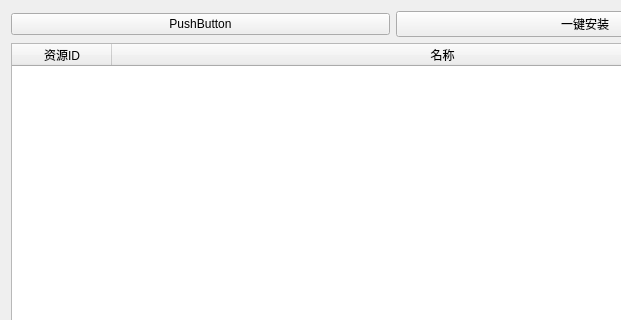
Above: generated_ui/server_interface.ui from Re-Ch-Love/pavlov-toolbox before the change; both pictures show x 0 to 621 and y 0 to 320 of the 785 by 482 pixel window. Below: the same form after it.
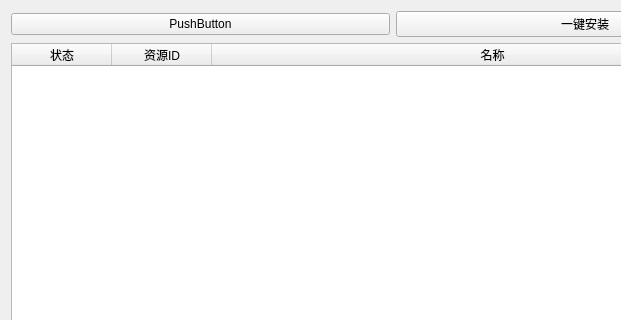
That is the form after the change. Custom widgets are drawn as their Qt base class.

```diff
--- a/generated_ui/server_interface.ui
+++ b/generated_ui/server_interface.ui
@@ -40,6 +40,11 @@
      <attribute name="verticalHeaderVisible">
       <bool>false</bool>
      </attribute>
+     <column>
+      <property name="text">
+       <string>状态</string>
+      </property>
+     </column>
      <column>
       <property name="text">
        <string>资源ID</string>
```
